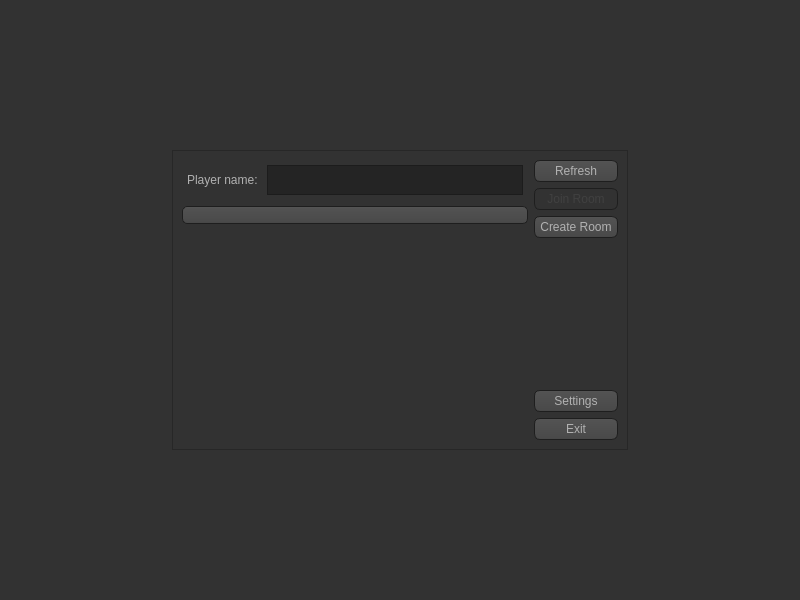
Qt form haxball-client/mainwindow.ui (MATF-RS20/RS004-haxball) before a commit.
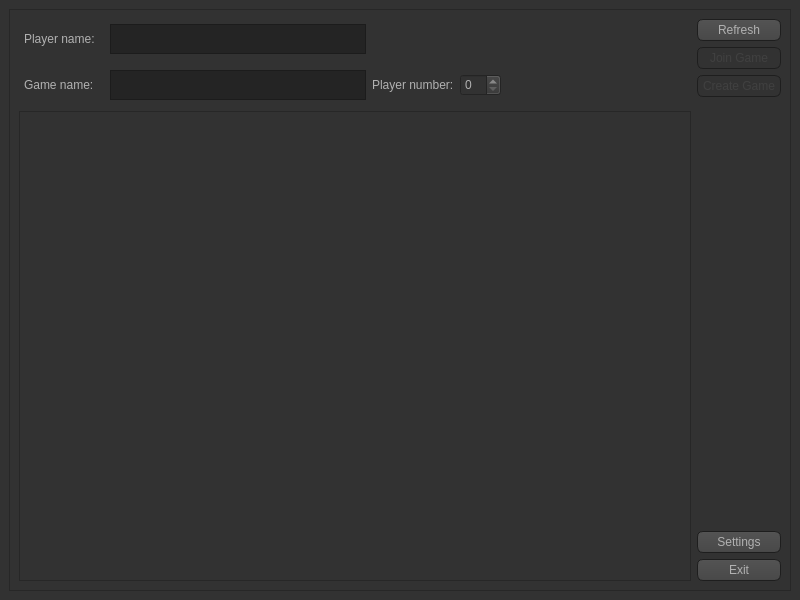
The same form after that commit. Icons and pictures are not drawn.

What changed in the file:
```diff
--- a/haxball-client/mainwindow.ui
+++ b/haxball-client/mainwindow.ui
@@ -18,6 +18,10 @@
 	background-image: url(:/img/img/bg.png);
 }
 
+QWidget#roomsListWidget{
+	background-color: #323232;
+}
+
 QToolTip
 {
      border: 1px solid black;
@@ -480,7 +484,7 @@
   </property>
   <widget class="QWidget" name="centralwidget">
    <layout class="QGridLayout" name="gridLayout">
-    <item row="0" column="0" alignment="Qt::AlignHCenter|Qt::AlignVCenter">
+    <item row="0" column="0">
      <widget class="QFrame" name="frame">
       <property name="sizePolicy">
        <sizepolicy hsizetype="Fixed" vsizetype="Fixed">
@@ -528,6 +532,12 @@
            </property>
            <item>
             <widget class="QLabel" name="label">
+             <property name="minimumSize">
+              <size>
+               <width>80</width>
+               <height>0</height>
+              </size>
+             </property>
              <property name="text">
               <string>Player name: </string>
              </property>
@@ -550,30 +560,109 @@
                <height>30</height>
               </size>
              </property>
+             <property name="font">
+              <font>
+               <pointsize>10</pointsize>
+              </font>
+             </property>
+             <property name="focusPolicy">
+              <enum>Qt::StrongFocus</enum>
+             </property>
             </widget>
            </item>
+           <item>
+            <spacer name="playerHorizontalSpacer">
+             <property name="orientation">
+              <enum>Qt::Horizontal</enum>
+             </property>
+             <property name="sizeHint" stdset="0">
+              <size>
+               <width>40</width>
+               <height>20</height>
+              </size>
+             </property>
+            </spacer>
+           </item>
           </layout>
          </item>
          <item>
-          <widget class="QComboBox" name="comboBox"/>
-         </item>
-         <item>
-          <widget class="QWidget" name="widget" native="true">
-           <property name="enabled">
-            <bool>true</bool>
+          <layout class="QHBoxLayout" name="gameNameHorizontalLayout">
+           <property name="leftMargin">
+            <number>5</number>
            </property>
-           <property name="minimumSize">
-            <size>
-             <width>250</width>
-             <height>0</height>
-            </size>
+           <property name="topMargin">
+            <number>5</number>
            </property>
-           <property name="cursor">
-            <cursorShape>SizeVerCursor</cursorShape>
+           <property name="rightMargin">
+            <number>5</number>
            </property>
-           <property name="layoutDirection">
-            <enum>Qt::LeftToRight</enum>
+           <property name="bottomMargin">
+            <number>5</number>
            </property>
+           <item>
+            <widget class="QLabel" name="gameNameLabel">
+             <property name="minimumSize">
+              <size>
+               <width>80</width>
+               <height>0</height>
+              </size>
+             </property>
+             <property name="text">
+              <string>Game name:</string>
+             </property>
+            </widget>
+           </item>
+           <item>
+            <widget class="QTextEdit" name="gameNameTextEdit">
+             <property name="enabled">
+              <bool>true</bool>
+             </property>
+             <property name="sizePolicy">
+              <sizepolicy hsizetype="Maximum" vsizetype="Maximum">
+               <horstretch>0</horstretch>
+               <verstretch>0</verstretch>
+              </sizepolicy>
+             </property>
+             <property name="maximumSize">
+              <size>
+               <width>16777215</width>
+               <height>30</height>
+              </size>
+             </property>
+             <property name="font">
+              <font>
+               <pointsize>10</pointsize>
+              </font>
+             </property>
+            </widget>
+           </item>
+           <item>
+            <widget class="QLabel" name="playerNameLabel">
+             <property name="text">
+              <string>Player number:</string>
+             </property>
+            </widget>
+           </item>
+           <item>
+            <widget class="QSpinBox" name="PlayerNumberSpinBox"/>
+           </item>
+           <item>
+            <spacer name="GameHorizontalSpacer">
+             <property name="orientation">
+              <enum>Qt::Horizontal</enum>
+             </property>
+             <property name="sizeHint" stdset="0">
+              <size>
+               <width>40</width>
+               <height>20</height>
+              </size>
+             </property>
+            </spacer>
+           </item>
+          </layout>
+         </item>
+         <item>
+          <widget class="QListWidget" name="roomsListWidget">
            <property name="autoFillBackground">
             <bool>false</bool>
            </property>
@@ -604,7 +693,7 @@
             <bool>false</bool>
            </property>
            <property name="text">
-            <string>Join Room</string>
+            <string>Join Game</string>
            </property>
            <property name="icon">
             <iconset>
@@ -615,8 +704,11 @@
          </item>
          <item>
           <widget class="QPushButton" name="createButton">
+           <property name="enabled">
+            <bool>false</bool>
+           </property>
            <property name="text">
-            <string>Create Room</string>
+            <string>Create Game</string>
            </property>
            <property name="icon">
             <iconset>
```
Left out of the diff: 7 changed lines with no effect on the pictures.
